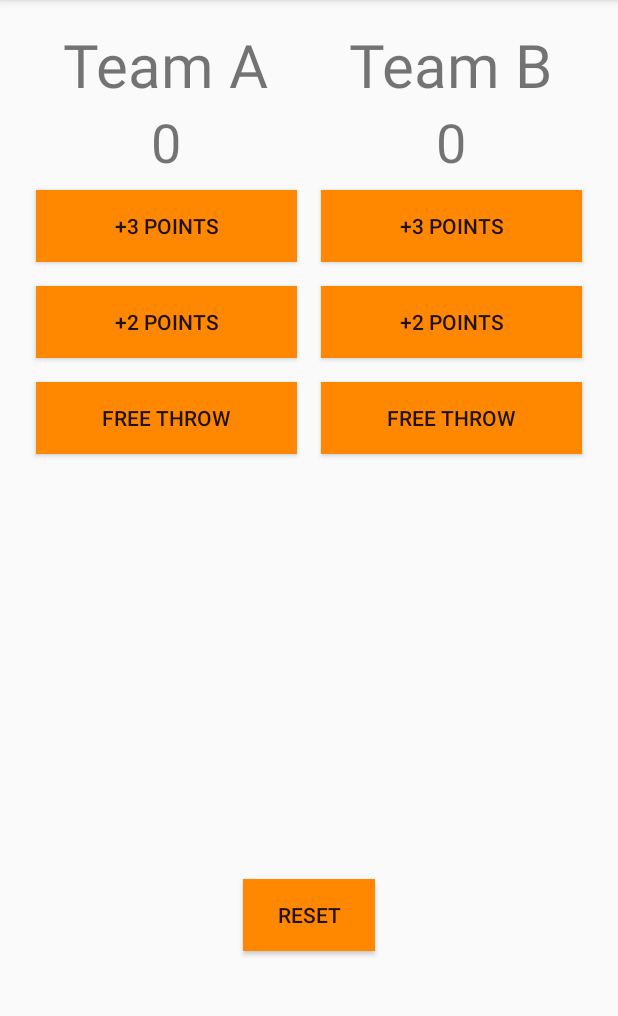
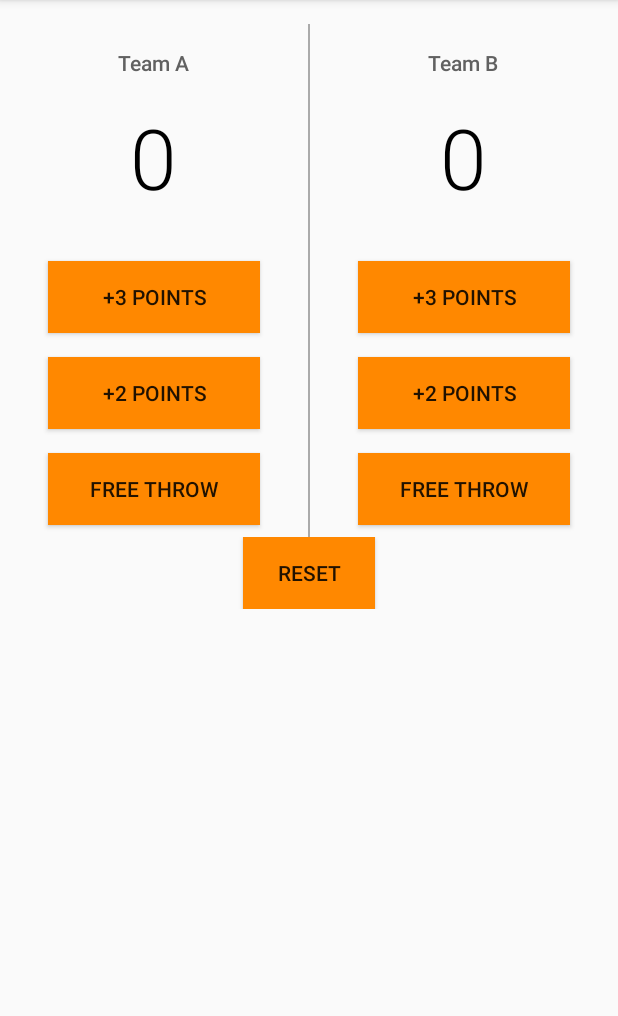
Before and after one commit to dporr/nanodegree_project2, an Android app: the screen it shows after launch (MainActivity), on a phone screen of 412 x 824 dp, the part 84-1100 px from its top. Run offline under Robolectric (Android 15) with nearby library versions, the phone set to English and light mode, and no system bars.

Commit message:
Correct separtion line size

```diff
--- a/app/src/main/res/layout/activity_main.xml
+++ b/app/src/main/res/layout/activity_main.xml
@@ -3,34 +3,44 @@
     xmlns:tools="http://schemas.android.com/tools"
     android:layout_width="match_parent"
     android:layout_height="match_parent"
-    android:padding="@dimen/activity_vertical_margin"
+    android:paddingLeft="24dp"
+    android:paddingRight="24dp"
+    android:paddingTop="16dp"
+    android:paddingBottom="32dp"
     android:orientation="vertical"
     tools:context="com.example.android.courtcounter.MainActivity">
     <LinearLayout
         android:orientation="horizontal"
         android:layout_width="match_parent"
-        android:layout_height="0dp"
-        android:layout_weight="3">>
+        android:layout_height="wrap_content">
         <LinearLayout
             android:orientation="vertical"
             android:layout_width="0dp"
             android:layout_weight="1"
+            android:paddingRight="24dp"
             android:layout_height="wrap_content">
 
             <TextView
                 android:layout_width="wrap_content"
                 android:layout_height="wrap_content"
                 android:text="Team A"
+                android:fontFamily="sans-serif-medium"
+                android:textColor="#616161"
                 android:layout_gravity="center_horizontal"
-                android:textSize="40dp"/>
+                android:paddingBottom="16dp"
+                android:paddingTop="16dp"
+                android:textSize="14sp"/>
             <TextView
                 android:id="@+id/team_a_score"
                 android:layout_width="wrap_content"
                 android:layout_height="wrap_content"
                 android:layout_gravity="center_horizontal"
                 android:text="0"
-                android:textSize="36sp"
-                android:gravity="center_horizontal"/>
+                android:fontFamily="sans-serif-light"
+                android:textColor="#000000"
+                android:textSize="56sp"
+                android:gravity="center_horizontal"
+                android:paddingBottom="24dp"/>
             <Button
                 android:id="@+id/add3_team_a_button"
                 android:text="+3 points"
@@ -39,8 +49,8 @@
                 android:layout_width="match_parent"
                 android:layout_height="wrap_content"
                 android:layout_margin="8dp"
-                android:gravity="center"/>
-
+                android:gravity="center"
+                />
             <Button
                 android:id="@+id/add2_team_a_button"
                 android:text="+2 points"
@@ -49,7 +59,8 @@
                 android:layout_width="match_parent"
                 android:layout_height="wrap_content"
                 android:layout_margin="8dp"
-                android:gravity="center"/>
+                android:gravity="center"
+                />
             <Button
                 android:id="@+id/add1_team_a_button"
                 android:text="free throw"
@@ -58,26 +69,39 @@
                 android:layout_width="match_parent"
                 android:layout_height="wrap_content"
                 android:layout_margin="8dp"
-                android:gravity="center"/>
+                android:gravity="center"
+                />
         </LinearLayout>
+        <View
+            android:layout_width="1dp"
+            android:layout_height="match_parent"
+            android:background="@android:color/darker_gray" />
         <LinearLayout
             android:orientation="vertical"
             android:layout_width="0dp"
             android:layout_weight="1"
-            android:layout_height="wrap_content">
+            android:layout_height="wrap_content"
+            android:paddingLeft="24dp">
             <TextView
+                android:paddingBottom="16dp"
+                android:paddingTop="16dp"
                 android:layout_width="wrap_content"
                 android:layout_height="wrap_content"
                 android:text="Team B"
+                android:fontFamily="sans-serif-medium"
+                android:textColor="#616161"
                 android:layout_gravity="center"
-                android:textSize="40dp"/>
+                android:textSize="14sp"/>
             <TextView
                 android:id="@+id/team_b_score"
                 android:layout_width="wrap_content"
                 android:layout_height="wrap_content"
                 android:layout_gravity="center"
                 android:text="0"
-                android:textSize="36sp"
+                android:fontFamily="sans-serif-light"
+                android:paddingBottom="24dp"
+                android:textColor="#000000"
+                android:textSize="56sp"
                 android:gravity="center_horizontal"/>
             <Button
                 android:id="@+id/add3_team_b_button"
@@ -112,9 +136,8 @@
     <LinearLayout
         android:orientation="vertical"
         android:layout_width="match_parent"
-        android:layout_height="0dp"
-        android:layout_weight="1"
-        android:padding="10dp"
+        android:layout_height="wrap_content"
+        android:layout_marginBottom="32dp"
         >
 
         <Button
@@ -124,7 +147,8 @@
             android:background="@android:color/holo_orange_dark"
             android:layout_width="wrap_content"
             android:layout_height="wrap_content"
-            android:layout_margin="8dp"
-            android:layout_gravity="center"/>
+            android:layout_gravity="center_horizontal"
+            />
+
     </LinearLayout>
 </LinearLayout>
```
